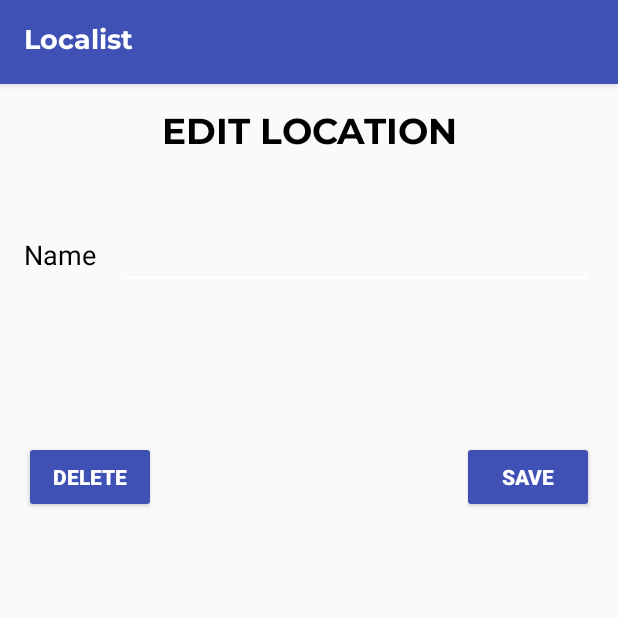
After one commit to ShashankPandey152/LOCALIST-ANDROID, an Android app: the EditLocationActivity screen opened directly, with no data from a screen before it, on a phone screen of 412 x 824 dp, the top half of it. The commit adds this screen. Run offline under Robolectric (Android 15) with nearby library versions, the phone set to English and light mode, and no system bars; our stand-ins replace Volley; network calls fail; 1 statement that could not run was skipped.

Commit message:
Add edit location activity

```diff
--- a/app/src/main/AndroidManifest.xml
+++ b/app/src/main/AndroidManifest.xml
@@ -47,10 +47,14 @@
         <activity
             android:name=".AddLocationActivity"
             android:label="@string/title_activity_add_location"
-            android:theme="@style/AppTheme"></activity>
+            android:theme="@style/AppTheme" />
         <activity
             android:name=".AllLocationActivity"
             android:label="@string/title_activity_all_location"
+            android:theme="@style/AppTheme" />
+        <activity
+            android:name=".EditLocationActivity"
+            android:label="@string/title_activity_edit_location"
             android:theme="@style/AppTheme"></activity>
     </application>
 
--- /dev/null
+++ b/app/src/main/res/layout/activity_edit_location.xml
@@ -0,0 +1,35 @@
+<?xml version="1.0" encoding="utf-8"?>
+<android.support.design.widget.CoordinatorLayout xmlns:android="http://schemas.android.com/apk/res/android"
+    xmlns:app="http://schemas.android.com/apk/res-auto"
+    xmlns:tools="http://schemas.android.com/tools"
+    android:layout_width="match_parent"
+    android:layout_height="match_parent"
+    tools:context="com.android.siddhartha.localist.EditLocationActivity">
+
+    <android.support.design.widget.AppBarLayout
+        android:layout_width="match_parent"
+        android:layout_height="wrap_content"
+        android:theme="@style/AppTheme.AppBarOverlay">
+
+        <android.support.v7.widget.Toolbar
+            android:id="@+id/toolbar"
+            android:layout_width="match_parent"
+            android:layout_height="?attr/actionBarSize"
+            android:background="?attr/colorPrimary"
+            app:popupTheme="@style/AppTheme.PopupOverlay">
+
+            <TextView
+                android:layout_width="wrap_content"
+                android:layout_height="wrap_content"
+                android:text="Localist"
+                android:textSize="18sp"
+                android:fontFamily="@font/montserrat_bold"
+                android:textColor="@android:color/white" />
+
+        </android.support.v7.widget.Toolbar>
+
+    </android.support.design.widget.AppBarLayout>
+
+    <include layout="@layout/content_edit_location" />
+
+</android.support.design.widget.CoordinatorLayout>
--- /dev/null
+++ b/app/src/main/res/layout/content_edit_location.xml
@@ -0,0 +1,105 @@
+<?xml version="1.0" encoding="utf-8"?>
+<android.support.constraint.ConstraintLayout xmlns:android="http://schemas.android.com/apk/res/android"
+    xmlns:app="http://schemas.android.com/apk/res-auto"
+    xmlns:tools="http://schemas.android.com/tools"
+    android:layout_width="match_parent"
+    android:layout_height="match_parent"
+    app:layout_behavior="@string/appbar_scrolling_view_behavior"
+    tools:context="com.android.siddhartha.localist.EditLocationActivity"
+    tools:showIn="@layout/activity_edit_location">
+
+    <TextView
+        android:id="@+id/textView3"
+        android:layout_width="wrap_content"
+        android:layout_height="wrap_content"
+        android:layout_marginEnd="8dp"
+        android:layout_marginStart="8dp"
+        android:layout_marginTop="16dp"
+        android:fontFamily="@font/montserrat_bold"
+        android:text="EDIT LOCATION"
+        android:textColor="@android:color/black"
+        android:textSize="24sp"
+        android:textStyle="bold"
+        app:layout_constraintEnd_toEndOf="parent"
+        app:layout_constraintStart_toStartOf="parent"
+        app:layout_constraintTop_toTopOf="parent" />
+
+    <TextView
+        android:id="@+id/textView4"
+        android:layout_width="wrap_content"
+        android:layout_height="wrap_content"
+        android:layout_marginStart="16dp"
+        android:layout_marginTop="50dp"
+        android:text="Name"
+        android:textColor="@android:color/background_dark"
+        android:textSize="18sp"
+        app:layout_constraintStart_toStartOf="parent"
+        app:layout_constraintTop_toBottomOf="@+id/textView3" />
+
+    <EditText
+        android:id="@+id/nameEditText"
+        android:layout_width="0dp"
+        android:layout_height="wrap_content"
+        android:layout_marginEnd="16dp"
+        android:layout_marginStart="16dp"
+        android:layout_marginTop="40dp"
+        android:ems="10"
+        android:inputType="textPersonName"
+        app:layout_constraintEnd_toEndOf="parent"
+        app:layout_constraintStart_toEndOf="@+id/textView4"
+        app:layout_constraintTop_toBottomOf="@+id/textView3"
+        tools:text="Name" />
+
+    <TextView
+        android:id="@+id/latitudeText"
+        android:layout_width="wrap_content"
+        android:layout_height="wrap_content"
+        android:layout_marginStart="16dp"
+        android:layout_marginTop="16dp"
+        tools:text="Latitude"
+        android:textColor="@android:color/background_dark"
+        android:textSize="18sp"
+        app:layout_constraintStart_toStartOf="parent"
+        app:layout_constraintTop_toBottomOf="@+id/nameEditText" />
+
+    <TextView
+        android:id="@+id/longitudeText"
+        android:layout_width="wrap_content"
+        android:layout_height="wrap_content"
+        android:layout_marginStart="16dp"
+        android:layout_marginTop="16dp"
+        tools:text="Longitude"
+        android:textColor="@android:color/background_dark"
+        android:textSize="18sp"
+        app:layout_constraintStart_toStartOf="parent"
+        app:layout_constraintTop_toBottomOf="@+id/latitudeText" />
+
+    <Button
+        android:id="@+id/button4"
+        android:layout_width="wrap_content"
+        android:layout_height="wrap_content"
+        android:layout_marginStart="16dp"
+        android:layout_marginTop="20dp"
+        android:backgroundTint="@color/colorPrimary"
+        android:onClick="editDeleteBtnClicked"
+        android:text="Delete"
+        android:textColor="@android:color/white"
+        android:textStyle="bold"
+        app:layout_constraintStart_toStartOf="parent"
+        app:layout_constraintTop_toBottomOf="@+id/longitudeText" />
+
+    <Button
+        android:id="@+id/button5"
+        android:layout_width="wrap_content"
+        android:layout_height="wrap_content"
+        android:layout_marginEnd="16dp"
+        android:layout_marginTop="20dp"
+        android:backgroundTint="@color/colorPrimary"
+        android:onClick="editSaveBtnClicked"
+        android:text="Save"
+        android:textColor="@android:color/white"
+        android:textStyle="bold"
+        app:layout_constraintEnd_toEndOf="parent"
+        app:layout_constraintTop_toBottomOf="@+id/longitudeText" />
+
+</android.support.constraint.ConstraintLayout>
--- a/app/src/main/res/values/strings.xml
+++ b/app/src/main/res/values/strings.xml
@@ -12,4 +12,5 @@
     <string name="title_activity_home">HomeActivity</string>
     <string name="title_activity_add_location">AddLocationActivity</string>
     <string name="title_activity_all_location">AllLocationActivity</string>
+    <string name="title_activity_edit_location">EditLocationActivity</string>
 </resources>
```
Also changed, not shown: app/src/main/java/com/android/siddhartha/localist/AllLocationActivity.java (+7 -2 lines), app/src/main/java/com/android/siddhartha/localist/EditLocationActivity.java (added, +150 -0 lines).
